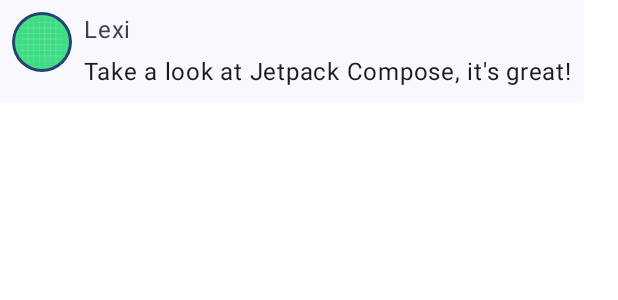
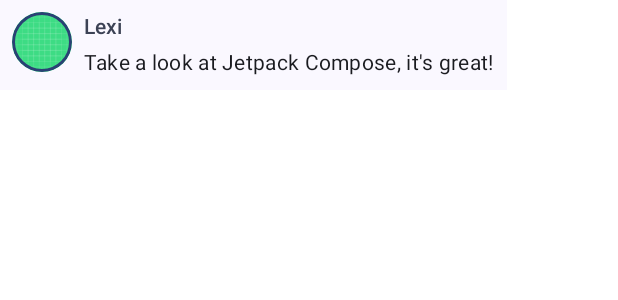
Before and after one commit to PauloLajos/AndroidJetpackComposePractices, an Android app built with Jetpack Compose: the @Preview function PreviewMessageCard, on a phone screen of 412 x 824 dp. Shown: the top 300 px of the screen. Run offline under Robolectric (Android 15) with nearby library versions, the phone set to English and light mode, and no system bars.

Commit message:
Lesson 3: Material Design - Typography

```diff
--- a/ComposeTutorialRepeat/app/src/main/java/hu/paulolajos/composetutorialrepeat/MainActivity.kt
+++ b/ComposeTutorialRepeat/app/src/main/java/hu/paulolajos/composetutorialrepeat/MainActivity.kt
@@ -67,11 +67,15 @@ fun MessageCard(msg: Message) {
         Column {
             Text(
                 text = msg.author,
-                color = MaterialTheme.colorScheme.secondary
+                color = MaterialTheme.colorScheme.secondary,
+                style = MaterialTheme.typography.titleSmall
             )
             // Add a vertical space between the author and message texts
             Spacer(modifier = Modifier.height(4.dp))
-            Text(text = msg.body)
+            Text(
+                text = msg.body,
+                style = MaterialTheme.typography.bodyMedium
+            )
         }
     }
 }
```
